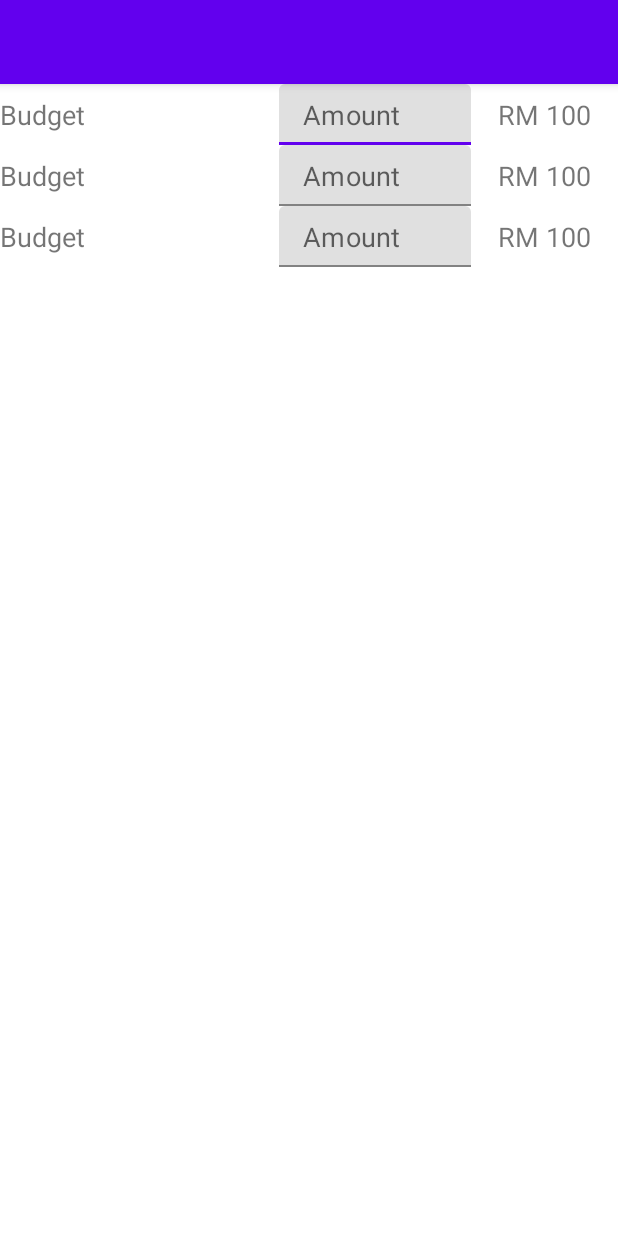
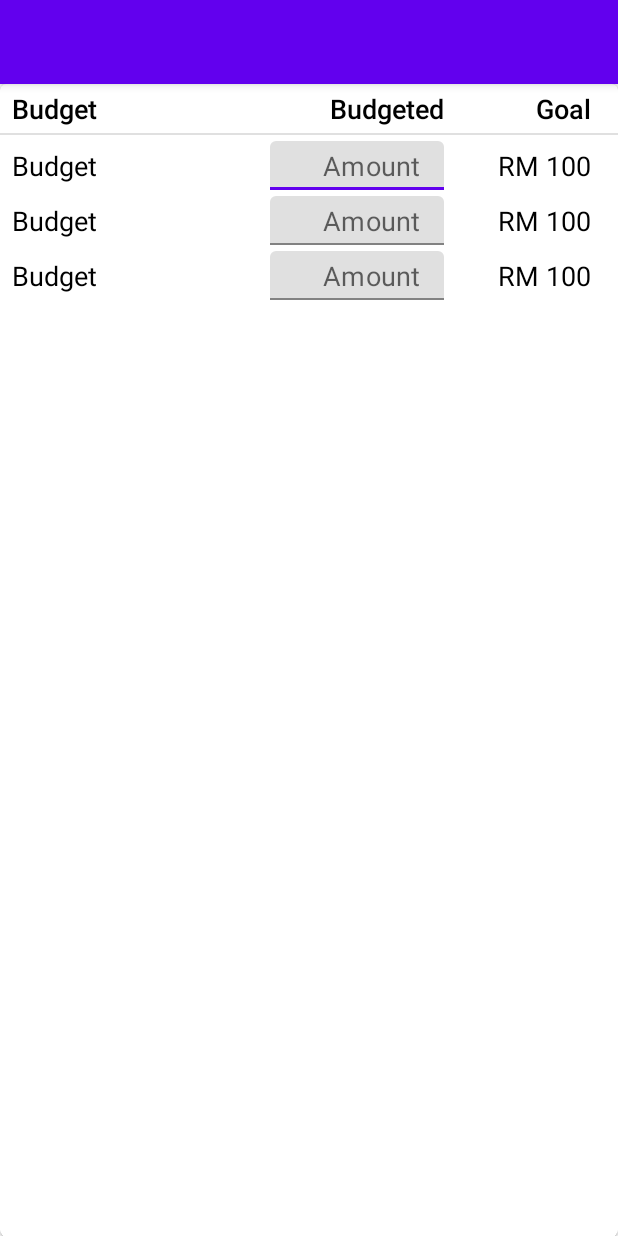
Before and after one commit to kedaitayar/MFM2, an Android app: the layout fragment_budgeting.xml on its own in the app's theme, with its tools: preview values and no code run, on a phone screen of 412 x 824 dp. Run offline under Robolectric (Android 15) with nearby library versions, the phone set to English and light mode, and no system bars.

Commit message:
ui update

```diff
--- a/app/src/main/res/layout/fragment_budgeting.xml
+++ b/app/src/main/res/layout/fragment_budgeting.xml
@@ -24,13 +24,66 @@
                 android:layout_height="?attr/actionBarSize" />
         </com.google.android.material.appbar.AppBarLayout>
 
-        <androidx.recyclerview.widget.RecyclerView
-            android:id="@+id/recycler_view_budgeting"
+        <com.google.android.material.card.MaterialCardView
             android:layout_width="match_parent"
             android:layout_height="0dp"
             app:layout_constraintBottom_toBottomOf="parent"
-            app:layout_constraintTop_toBottomOf="@+id/toolbar"
-            tools:listitem="@layout/recycler_view_item_budgeting_list" />
+            app:layout_constraintTop_toBottomOf="@+id/toolbar">
 
+            <androidx.constraintlayout.widget.ConstraintLayout
+                android:layout_width="match_parent"
+                android:layout_height="match_parent"
+                app:layout_constraintBottom_toBottomOf="parent"
+                app:layout_constraintTop_toBottomOf="@+id/toolbar">
+
+                <com.google.android.material.textview.MaterialTextView
+                    android:id="@+id/text_view_budget"
+                    style="@style/TextStyle2"
+                    android:layout_width="wrap_content"
+                    android:layout_height="wrap_content"
+                    android:layout_marginTop="4dp"
+                    android:layout_marginStart="8dp"
+                    android:text="Budget"
+                    app:layout_constraintLeft_toLeftOf="parent"
+                    app:layout_constraintTop_toTopOf="parent" />
+
+                <com.google.android.material.textview.MaterialTextView
+                    android:id="@+id/text_view_budgeted"
+                    style="@style/TextStyle2"
+                    android:layout_width="wrap_content"
+                    android:layout_height="wrap_content"
+                    android:layout_marginEnd="116dp"
+                    android:text="Budgeted"
+                    app:layout_constraintBaseline_toBaselineOf="@+id/text_view_budget"
+                    app:layout_constraintRight_toRightOf="parent" />
+
+                <com.google.android.material.textview.MaterialTextView
+                    android:id="@+id/text_view_used"
+                    style="@style/TextStyle2"
+                    android:layout_width="wrap_content"
+                    android:layout_height="wrap_content"
+                    android:layout_marginEnd="18dp"
+                    android:text="Goal"
+                    app:layout_constraintBaseline_toBaselineOf="@+id/text_view_budget"
+                    app:layout_constraintRight_toRightOf="parent" />
+
+                <View
+                    android:id="@+id/divider"
+                    android:layout_width="match_parent"
+                    android:layout_height="1dp"
+                    android:background="?android:attr/listDivider"
+                    android:layout_marginTop="4dp"
+                    app:layout_constraintTop_toBottomOf="@+id/text_view_budget" />
+
+                <androidx.recyclerview.widget.RecyclerView
+                    android:id="@+id/recycler_view_budgeting"
+                    android:layout_width="match_parent"
+                    android:layout_height="0dp"
+                    app:layout_constraintBottom_toBottomOf="parent"
+                    app:layout_constraintTop_toBottomOf="@+id/divider"
+                    tools:listitem="@layout/recycler_view_item_budgeting_list" />
+
+            </androidx.constraintlayout.widget.ConstraintLayout>
+        </com.google.android.material.card.MaterialCardView>
     </androidx.constraintlayout.widget.ConstraintLayout>
 </FrameLayout>
--- a/app/src/main/res/layout/fragment_main_account.xml
+++ b/app/src/main/res/layout/fragment_main_account.xml
@@ -43,8 +43,9 @@
                     android:minWidth="0dp"
                     android:minHeight="0dp"
                     android:padding="0dp"
-                    app:icon="@drawable/ic_baseline_add_24"
+                    app:icon="@drawable/ic_round_add_24"
                     app:iconPadding="0dp"
+                    app:iconSize="32dp"
                     app:iconTint="@android:color/primary_text_light"
                     app:layout_constraintBottom_toBottomOf="@+id/text_view_account"
                     app:layout_constraintEnd_toEndOf="parent"
--- a/app/src/main/res/layout/recycler_view_item_budgeting_list.xml
+++ b/app/src/main/res/layout/recycler_view_item_budgeting_list.xml
@@ -7,11 +7,12 @@
 
     <com.google.android.material.textview.MaterialTextView
         android:id="@+id/text_view_budget"
+        style="@style/TextStyle3"
         android:layout_width="0dp"
         android:layout_height="wrap_content"
+        android:layout_marginStart="8dp"
         android:ellipsize="end"
         android:maxLines="1"
-        android:textSize="18sp"
         app:layout_constraintBottom_toBottomOf="@+id/text_input_layout_amount"
         app:layout_constraintEnd_toStartOf="@+id/text_input_layout_amount"
         app:layout_constraintStart_toStartOf="parent"
@@ -20,31 +21,34 @@
 
     <com.google.android.material.textfield.TextInputLayout
         android:id="@+id/text_input_layout_amount"
-        android:layout_width="128dp"
+        style="@style/Widget.MaterialComponents.TextInputLayout.FilledBox.Dense"
+        android:layout_width="116dp"
         android:layout_height="wrap_content"
-        android:layout_marginEnd="18dp"
+        android:layout_marginTop="4dp"
+        android:layout_marginEnd="116dp"
         app:hintEnabled="false"
-        app:layout_constraintEnd_toStartOf="@+id/text_view_goal"
+        app:layout_constraintEnd_toEndOf="parent"
         app:layout_constraintTop_toTopOf="parent">
 
         <com.google.android.material.textfield.TextInputEditText
             android:id="@+id/text_input_edit_amount"
+            style="@style/TextStyle3"
             android:layout_width="match_parent"
             android:layout_height="wrap_content"
             android:hint="Amount"
             android:inputType="numberDecimal"
-            android:paddingTop="8dp"
-            android:paddingBottom="8dp"
-            android:textSize="18sp" />
+            android:paddingTop="4dp"
+            android:paddingBottom="4dp"
+            android:textAlignment="textEnd" />
 
     </com.google.android.material.textfield.TextInputLayout>
 
     <com.google.android.material.textview.MaterialTextView
         android:id="@+id/text_view_goal"
+        style="@style/TextStyle3"
         android:layout_width="wrap_content"
         android:layout_height="wrap_content"
         android:layout_marginEnd="18dp"
-        android:textSize="18sp"
         app:layout_constraintBottom_toBottomOf="@+id/text_input_layout_amount"
         app:layout_constraintEnd_toEndOf="parent"
         app:layout_constraintTop_toTopOf="@+id/text_input_layout_amount"
```
Also changed, not shown: app/src/main/res/drawable/ic_round_add_24.xml (added, +10 -0 lines), app/src/main/res/layout/fragment_main_budget.xml (+26 -8 lines), app/src/main/res/layout/recycler_view_item_budget_list.xml (+12 -12 lines).
